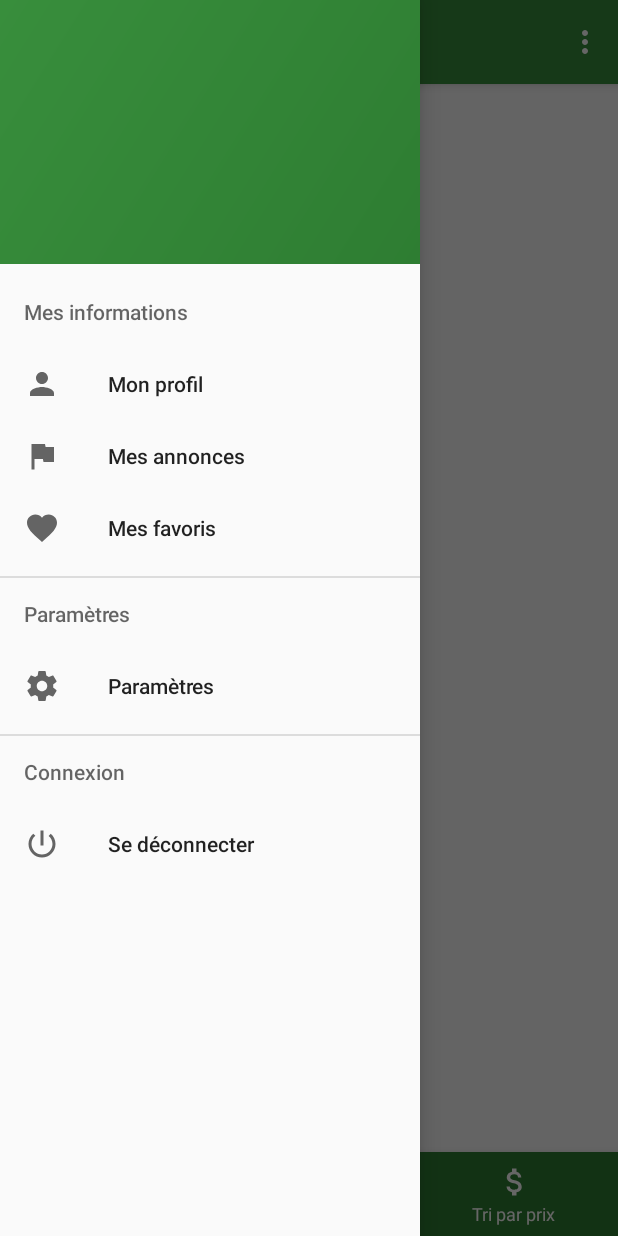
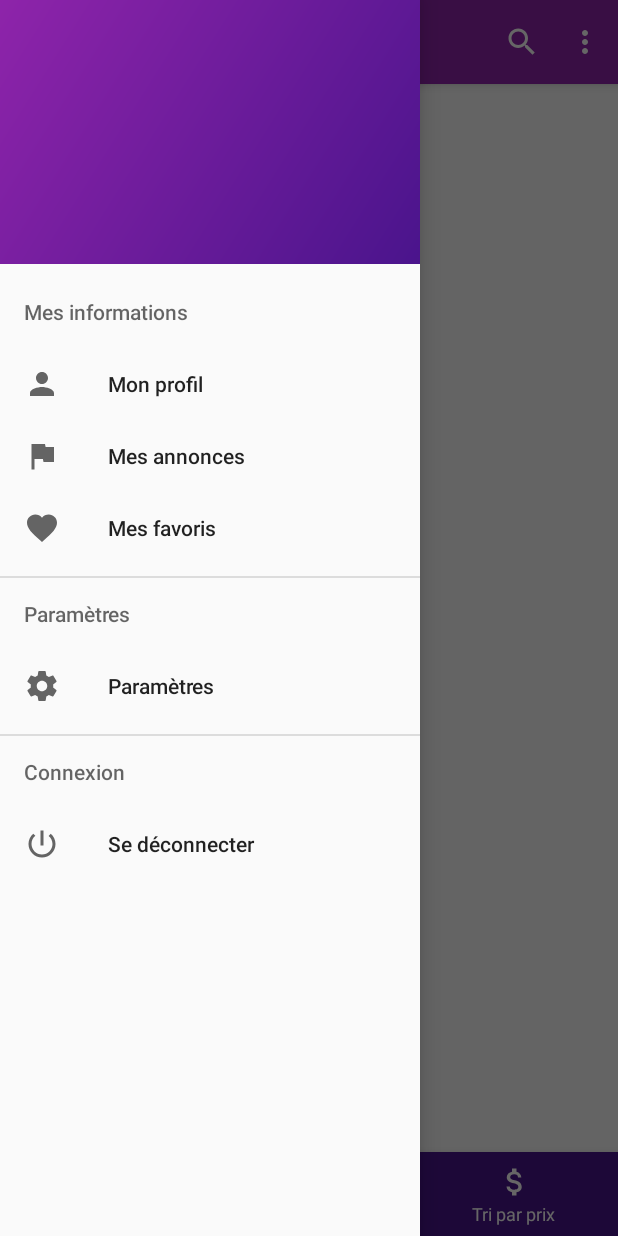
Before and after one commit to olivejp/Oliweb, an Android app: the MainActivity screen opened directly, with no data from a screen before it, with the side drawer open, on a phone screen of 412 x 824 dp. Run offline under Robolectric (Android 15) with nearby library versions, the phone set to English and light mode, and no system bars; our stand-ins replace ButterKnife, Firebase (no records; nobody signed in at launch, a user with empty details on screens opened directly), Room's generated code, RxJava; libraries missing offline, so code that uses them is left out: android.arch.persistence, me.relex.circleindicator; pictures from the network do not load; 1 statement that could not run was skipped.

Commit message:
Feat : Change colors + MainActivity will contains all the logic to search

```diff
--- a/app/src/main/java/oliweb/nc/oliweb/ui/activity/MainActivity.java
+++ b/app/src/main/java/oliweb/nc/oliweb/ui/activity/MainActivity.java
@@ -62,7 +62,6 @@ public class MainActivity extends AppCompatActivity
     @BindView(R.id.drawer_layout)
     DrawerLayout drawer;
 
-    @BindView(R.id.search_view)
     SearchView searchView;
 
     private ImageView profileImage;
@@ -84,10 +83,6 @@ public class MainActivity extends AppCompatActivity
         setContentView(R.layout.activity_main);
         ButterKnife.bind(this);
 
-        // On attache la searchView
-        SearchManager searchManager = (SearchManager) getSystemService(Context.SEARCH_SERVICE);
-        if (searchManager != null) {
-            searchView.setSearchableInfo(searchManager.getSearchableInfo(getComponentName()));
         viewModel = ViewModelProviders.of(this).get(MainActivityViewModel.class);
 
         viewModel.getNotification().observe(this, dialogInfos -> {
@@ -116,7 +111,7 @@ public class MainActivity extends AppCompatActivity
         // Init most recent annonce fragment
         ListAnnonceFragment listAnnonceFragment = ListAnnonceFragment.getInstance(null, ACTION_MOST_RECENT);
         getSupportFragmentManager().beginTransaction().replace(R.id.main_frame, listAnnonceFragment).commit();
-        }
+
     }
 
     @Override
@@ -131,13 +126,20 @@ public class MainActivity extends AppCompatActivity
     @Override
     public boolean onCreateOptionsMenu(Menu menu) {
         getMenuInflater().inflate(R.menu.main, menu);
+
+        // On attache la searchView
+        SearchManager searchManager = (SearchManager) getSystemService(Context.SEARCH_SERVICE);
+        if (searchManager != null) {
+            searchView = (SearchView) menu.findItem(R.id.action_search).getActionView();
+            searchView.setSearchableInfo(searchManager.getSearchableInfo(getComponentName()));
+        }
+
         return true;
     }
 
     @Override
     public boolean onOptionsItemSelected(MenuItem item) {
-        int id = item.getItemId();
-        return id == R.id.action_settings || super.onOptionsItemSelected(item);
+        return super.onOptionsItemSelected(item);
     }
 
     @SuppressWarnings("StatementWithEmptyBody")
--- a/app/src/main/java/oliweb/nc/oliweb/ui/activity/SearchActivity.java
+++ b/app/src/main/java/oliweb/nc/oliweb/ui/activity/SearchActivity.java
@@ -230,7 +230,7 @@ public class SearchActivity extends AppCompatActivity {
         this.currentPage = 0;
         launchNewSearch(currentPage);
 
-        return id == R.id.action_settings || super.onOptionsItemSelected(item);
+        return true;
     }
 
     private void launchNewSearch(int currentPage) {
--- a/app/src/main/res/menu/main.xml
+++ b/app/src/main/res/menu/main.xml
@@ -2,25 +2,27 @@
 <menu xmlns:android="http://schemas.android.com/apk/res/android"
     xmlns:app="http://schemas.android.com/apk/res-auto">
     <item
-        android:id="@+id/action_settings"
+        android:id="@+id/action_search"
+        android:icon="@drawable/ic_search_grey_900_48dp"
+        android:title="Recherche"
+        app:actionViewClass="android.support.v7.widget.SearchView"
+        app:showAsAction="always" />
+    <item
+        android:id="@+id/sort_date"
+        android:icon="@drawable/ic_date_range_grey_900_48dp"
         android:orderInCategory="100"
-        android:title="Affichage"
-        app:showAsAction="never">
-        <menu>
-            <group android:checkableBehavior="single">
-                <item
-                    android:id="@+id/view_grid"
-                    android:icon="@drawable/ic_view_module_white_48dp"
-                    android:orderInCategory="100"
-                    android:title="Grille"
-                    app:showAsAction="never" />
-                <item
-                    android:id="@+id/view_line"
-                    android:icon="@drawable/ic_view_module_white_48dp"
-                    android:orderInCategory="100"
-                    android:title="Ligne"
-                    app:showAsAction="never" />
-            </group>
-        </menu>
-    </item>
+        android:title="Trier par date"
+        app:showAsAction="never" />
+    <item
+        android:id="@+id/sort_title"
+        android:icon="@drawable/ic_sort_by_alpha_grey_900_48dp"
+        android:orderInCategory="100"
+        android:title="Trier par titre"
+        app:showAsAction="never" />
+    <item
+        android:id="@+id/sort_price"
+        android:icon="@drawable/ic_attach_money_grey_900_48dp"
+        android:orderInCategory="100"
+        android:title="Trier par prix"
+        app:showAsAction="never" />
 </menu>
--- a/app/src/main/res/values/colors.xml
+++ b/app/src/main/res/values/colors.xml
@@ -1,8 +1,8 @@
 <?xml version="1.0" encoding="utf-8"?>
 <resources>
-    <color name="colorPrimary">#388e3c</color>
-    <color name="colorPrimaryDark">#2e7d32</color>
-    <color name="colorAccent">#e65100</color>
+    <color name="colorPrimary">#8e24aa</color>
+    <color name="colorPrimaryDark">#4a148c</color>
+    <color name="colorAccent">#64dd17</color>
     <color name="colorAccentDarker">#bf360c</color>
     <color name="colorAccentLighter">#f48fb1</color>
     <color name="colorAccentDark">#d6d6d6</color>
```
Also changed, not shown: app/src/main/res/layout/app_bar_main.xml (+3 -15 lines). Lines whose indentation alone changed are shown as unchanged.
